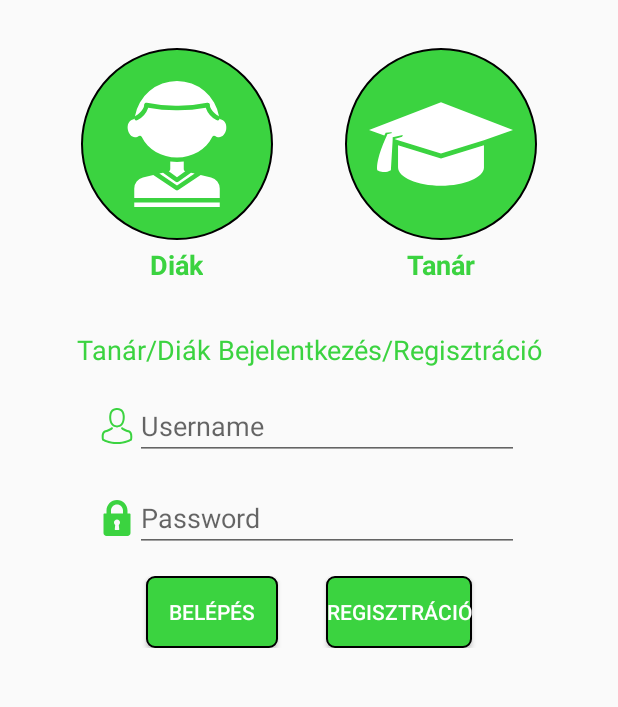
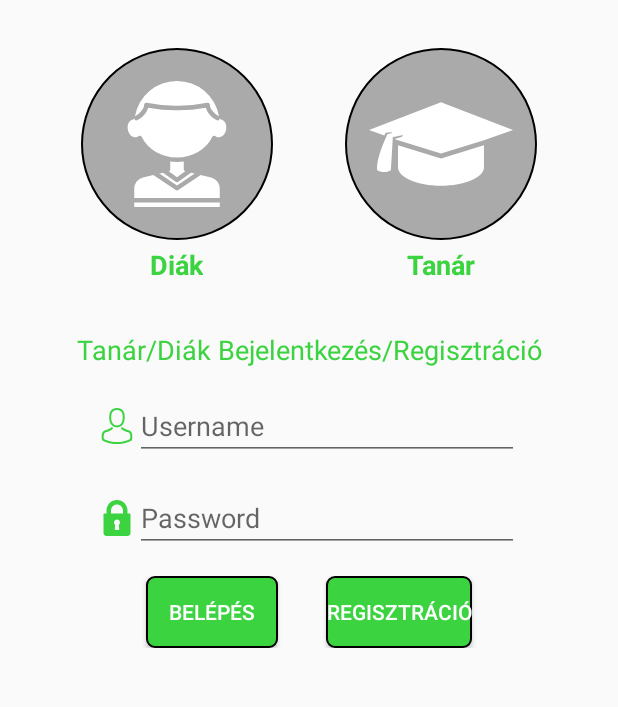
Before and after one commit to gitjuzer/2018_IIAFP_B, an Android app: the screen it shows after launch (MainActivity), on a phone screen of 412 x 824 dp, the part 84-791 px from its top. Run offline under Robolectric (Android 15) with nearby library versions, the phone set to English and light mode, and no system bars; our stand-ins replace Volley.

Commit message:
kaméleonosítás
Tanár és diák gomb is szürke színnel kezdődik az app elindításakor, amelyiket kiválasztjuk az zöld, a másik marad szürke.

```diff
--- a/Android app/OktatoApp/app/src/main/java/hu/afp/oktatoapp/MainActivity.java
+++ b/Android app/OktatoApp/app/src/main/java/hu/afp/oktatoapp/MainActivity.java
@@ -45,8 +45,13 @@ public class MainActivity extends AppCompatActivity {
         final LinearLayout teacherID;
 
         toolbar = findViewById(R.id.myToolbar);
+
         student = findViewById(R.id.studentBtn);
+        student.findViewById(R.id.background).setBackground(getDrawable(R.drawable.disabled_circle));
+
         teacher = findViewById(R.id.teacherBtn);
+        teacher.findViewById(R.id.background).setBackground(getDrawable(R.drawable.disabled_circle));
+
         login = findViewById(R.id.loginBtn);
         register = findViewById(R.id.registerBtn);
         username = findViewById(R.id.usernameET);
```
